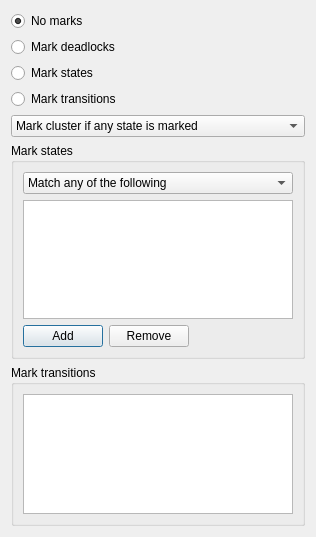
The window that tools/ltsview-qt/markdialog.ui (gijskant/mcrl2-pmc) describes before a commit, drawn with Qt 5.
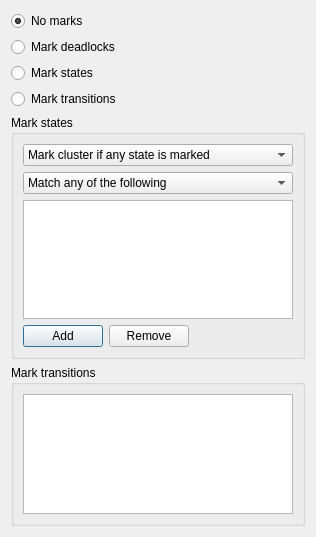
The same window after the commit.

Commit message: Ported mark dialog in ltsview.

```diff
--- a/tools/ltsview-qt/markdialog.ui
+++ b/tools/ltsview-qt/markdialog.ui
@@ -63,20 +63,6 @@
        </item>
       </layout>
      </item>
-     <item>
-      <widget class="QComboBox" name="clusterMarkStyle">
-       <item>
-        <property name="text">
-         <string>Mark cluster if any state is marked</string>
-        </property>
-       </item>
-       <item>
-        <property name="text">
-         <string>Mark cluster if all states are marked</string>
-        </property>
-       </item>
-      </widget>
-     </item>
      <item>
       <widget class="QGroupBox" name="groupBox">
        <property name="title">
@@ -86,7 +72,21 @@
         <item>
          <layout class="QVBoxLayout" name="verticalLayout_2">
           <item>
-           <widget class="QComboBox" name="matchStateType">
+           <widget class="QComboBox" name="clusterMatchStyle">
+            <item>
+             <property name="text">
+              <string>Mark cluster if any state is marked</string>
+             </property>
+            </item>
+            <item>
+             <property name="text">
+              <string>Mark cluster if all states are marked</string>
+             </property>
+            </item>
+           </widget>
+          </item>
+          <item>
+           <widget class="QComboBox" name="stateMatchStyle">
             <item>
              <property name="text">
               <string>Match any of the following</string>
```
Left out of the diff: 4 changed lines with no effect on the pictures. The commit also changes 25 other files.
